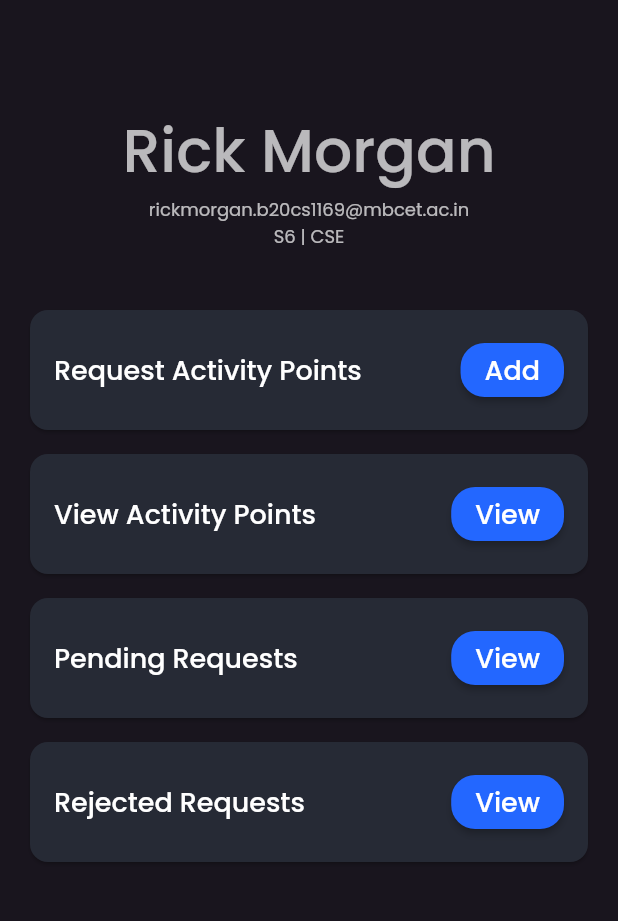
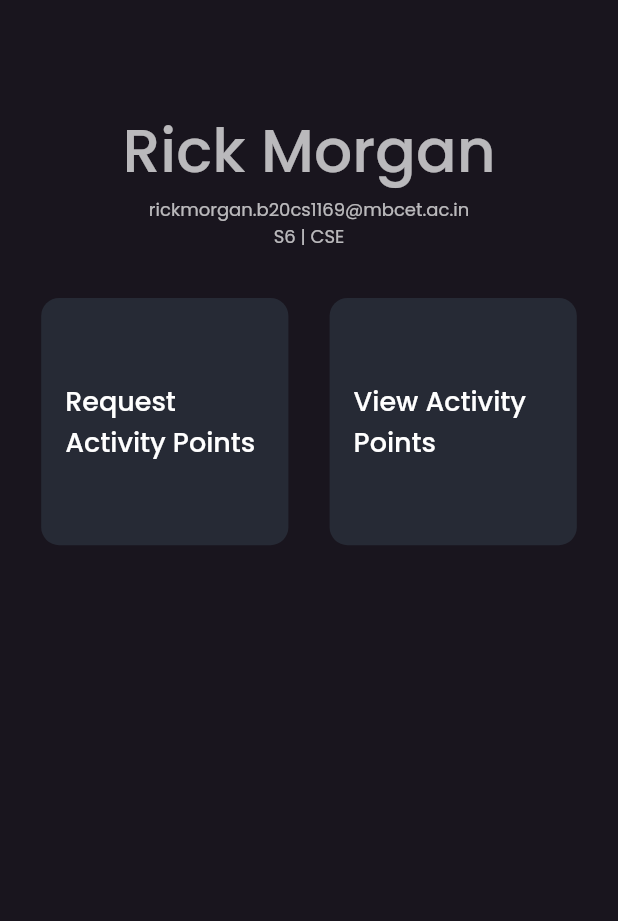
Before and after one commit to BenGeorgeNetto/Collevo, a Flutter app: the screen it shows after launch, on a phone screen of 412 x 824 dp, the part 74-995 px from its top. Run offline on Flutter 3.47's test engine with Material 2 defaults, Android fonts, the phone set to English and light mode, and no system bars.

Commit message:
add home screen

```diff
--- a/lib/presentation/main/home_screen.dart
+++ b/lib/presentation/main/home_screen.dart
@@ -34,7 +34,8 @@ class _HomeScreenState extends State<HomeScreen> {
                 padding: const EdgeInsets.fromLTRB(16.0, 64.0, 16.0, 32.0),
                 child: Column(children: [
                   Text(name,
-                      style: Theme.of(context).textTheme.headlineLarge?.copyWith(
+                      style:
+                          Theme.of(context).textTheme.headlineLarge?.copyWith(
                                 fontWeight: FontWeight.w500,
                               )),
                   Text(
@@ -48,21 +49,16 @@ class _HomeScreenState extends State<HomeScreen> {
                 ]),
               ),
             ),
+            Row(
+              mainAxisAlignment: MainAxisAlignment.spaceEvenly,
+              children: [
                 const HomeCard(
                   cardText: "Request Activity Points",
-              buttonText: "Add",
                 ),
                 const HomeCard(
                   cardText: "View Activity Points",
-              buttonText: "View",
                 ),
-            const HomeCard(
-              cardText: "Pending Requests",
-              buttonText: "View",
-            ),
-            const HomeCard(
-              cardText: "Rejected Requests",
-              buttonText: "View",
+              ],
             ),
           ],
         ),
--- a/lib/widgets/home_card.dart
+++ b/lib/widgets/home_card.dart
@@ -2,49 +2,81 @@ import 'package:collevo/colors.dart';
 import 'package:flutter/material.dart';
 
 class HomeCard extends StatelessWidget {
-  final String buttonText;
   final String cardText;
 
   const HomeCard({
     super.key,
-    required this.buttonText,
     required this.cardText,
   });
 
   @override
   Widget build(BuildContext context) {
+    final screenWidth = MediaQuery.of(context).size.width;
+    final containerWidth = screenWidth * 0.4;
+
     return Padding(
-      padding: const EdgeInsets.symmetric(horizontal: 16.0, vertical: 4.0),
-      child: Card(
-        shape: RoundedRectangleBorder(
+      padding: const EdgeInsets.all(.0),
+      child: InkWell(
+        onTap: () {},
+        child: Container(
+          decoration: BoxDecoration(
             borderRadius: BorderRadius.circular(12.0),
+            color: CustomColors.blueGray,
           ),
+          height: containerWidth,
+          width: containerWidth,
+          child: OverflowBox(
+            maxWidth: containerWidth,
+            maxHeight: containerWidth,
             child: Padding(
               padding: const EdgeInsets.all(16.0),
-          child: Row(
-            mainAxisAlignment: MainAxisAlignment.spaceBetween,
-            children: [
-              Text(
+              child: Center(
+                child: Text(
                   cardText,
                   style: Theme.of(context).textTheme.bodyMedium,
                 ),
-              ElevatedButton(
-                onPressed: () {},
-                style: ElevatedButton.styleFrom(
-                  shape: RoundedRectangleBorder(
-                    borderRadius: BorderRadius.circular(16.0),
               ),
-                  backgroundColor: CustomColors.buttonBlue,
             ),
-                child: Text(
-                  buttonText,
-                  style: Theme.of(context).textTheme.bodyMedium,
-                )
-              ),
-            ],
           ),
         ),
       ),
     );
   }
+
+  // @override
+  // Widget build(BuildContext context) {
+  //   return Padding(
+  //     padding: const EdgeInsets.symmetric(horizontal: 16.0, vertical: 4.0),
+  //     child: Card(
+  //       shape: RoundedRectangleBorder(
+  //         borderRadius: BorderRadius.circular(12.0),
+  //       ),
+  //       child: Padding(
+  //         padding: const EdgeInsets.all(16.0),
+  //         child: Row(
+  //           mainAxisAlignment: MainAxisAlignment.spaceBetween,
+  //           children: [
+  //             Text(
+  //               cardText,
+  //               style: Theme.of(context).textTheme.bodyMedium,
+  //             ),
+  //             ElevatedButton(
+  //               onPressed: () {},
+  //               style: ElevatedButton.styleFrom(
+  //                 shape: RoundedRectangleBorder(
+  //                   borderRadius: BorderRadius.circular(16.0),
+  //                 ),
+  //                 backgroundColor: CustomColors.buttonBlue,
+  //               ),
+  //               child: Text(
+  //                 buttonText,
+  //                 style: Theme.of(context).textTheme.bodyMedium,
+  //               )
+  //             ),
+  //           ],
+  //         ),
+  //       ),
+  //     ),
+  //   );
+  // }
 }
```
Lines whose indentation alone changed are shown as unchanged.
